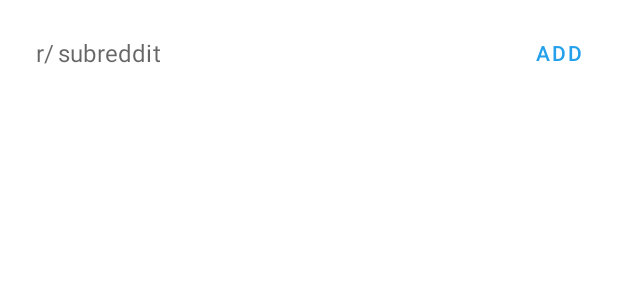
After one commit to aouerf/subwatcher, an Android app: the layout add_subreddit_dialog_fragment.xml on its own in the app's theme, with its tools: preview values and no code run, on a phone screen of 412 x 824 dp. The commit adds this screen. Shown: the top 300 px of the screen. Run offline under Robolectric (Android 15) with nearby library versions, the phone set to English and light mode, and no system bars.

Commit message:
Create add subreddit dialog with a BottomSheetDialogFragment

```diff
--- a/app/src/main/java/io/github/aouerfelli/subwatcher/ui/main/MainFragment.kt
+++ b/app/src/main/java/io/github/aouerfelli/subwatcher/ui/main/MainFragment.kt
@@ -76,6 +76,10 @@
       viewModel.refresh()
     }
 
+    binding.addSubredditButton.setOnClickListener {
+      val dialogFragment = AddSubredditDialogFragment()
+      dialogFragment.show(requireActivity().supportFragmentManager, dialogFragment.tag)
+    }
     binding.addSubredditButton.setOnLongClickListener {
       if (BuildConfig.DEBUG) {
         viewModel.add("random")
--- /dev/null
+++ b/app/src/main/res/layout/add_subreddit_dialog_fragment.xml
@@ -0,0 +1,43 @@
+<?xml version="1.0" encoding="utf-8"?>
+<androidx.constraintlayout.widget.ConstraintLayout xmlns:android="http://schemas.android.com/apk/res/android"
+    xmlns:app="http://schemas.android.com/apk/res-auto"
+    android:layout_width="match_parent"
+    android:layout_height="wrap_content"
+    android:padding="8dp">
+
+  <!-- TODO: Counter? -->
+  <com.google.android.material.textfield.TextInputLayout
+      android:id="@+id/subreddit_field"
+      android:layout_width="0dp"
+      android:layout_height="wrap_content"
+      app:boxBackgroundMode="none"
+      app:hintEnabled="false"
+      app:layout_constraintBottom_toBottomOf="parent"
+      app:layout_constraintEnd_toStartOf="@id/add_button"
+      app:layout_constraintStart_toStartOf="parent"
+      app:layout_constraintTop_toTopOf="parent"
+      app:prefixText="@string/add_subreddit_dialog_prefix">
+
+    <com.google.android.material.textfield.TextInputEditText
+        android:layout_width="match_parent"
+        android:layout_height="wrap_content"
+        android:background="@android:color/transparent"
+        android:hint="@string/add_subreddit_dialog_hint"
+        android:inputType="text"
+        android:maxLength="@integer/subreddit_char_limit"
+        android:padding="16dp" />
+
+  </com.google.android.material.textfield.TextInputLayout>
+
+  <com.google.android.material.button.MaterialButton
+      android:id="@+id/add_button"
+      style="@style/Widget.MaterialComponents.Button.TextButton.Dialog"
+      android:layout_width="wrap_content"
+      android:layout_height="wrap_content"
+      android:text="@string/add_subreddit_dialog_confirm"
+      app:layout_constraintBottom_toBottomOf="parent"
+      app:layout_constraintEnd_toEndOf="parent"
+      app:layout_constraintStart_toEndOf="@id/subreddit_field"
+      app:layout_constraintTop_toTopOf="parent" />
+
+</androidx.constraintlayout.widget.ConstraintLayout>
--- /dev/null
+++ b/app/src/main/res/values/integers.xml
@@ -0,0 +1,4 @@
+<?xml version="1.0" encoding="utf-8"?>
+<resources>
+  <integer name="subreddit_char_limit">21</integer>
+</resources>
--- a/app/src/main/res/values/strings.xml
+++ b/app/src/main/res/values/strings.xml
@@ -9,6 +9,10 @@
 
   <string name="add_subreddit_button_extended_label">Add subreddit</string>
 
+  <string name="add_subreddit_dialog_prefix">r/</string>
+  <string name="add_subreddit_dialog_hint">subreddit</string>
+  <string name="add_subreddit_dialog_confirm">Add</string>
+
   <string name="added_subreddit">r/%s was added</string>
   <string name="added_subreddit_exists">r/%s is already added</string>
   <string name="added_subreddit_does_not_exist">r/%s does not exist</string>
```
Also changed, not shown: app/src/main/java/io/github/aouerfelli/subwatcher/ui/main/AddSubredditDialogFragment.kt (added, +28 -0 lines).
